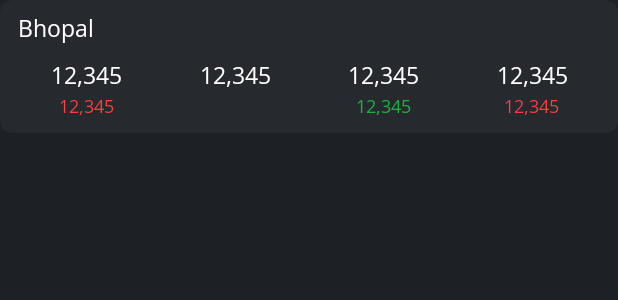
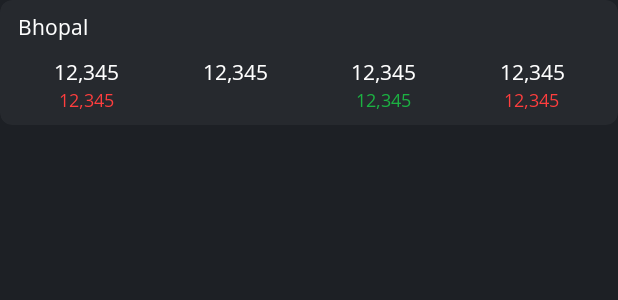
Before and after one commit to rahulpandey1501/Covid19-India-Tracker, an Android app: the layout item_combined_view.xml on its own in the app's theme, with its tools: preview values and no code run, on a phone screen of 412 x 824 dp. Shown: the top 300 px of the screen. Run offline under Robolectric (Android 15) with nearby library versions, the phone set to English and light mode, and no system bars; Roboto replaces fonts that are not available here.

Commit message:
font size

```diff
--- a/app/src/main/res/layout/fragment_essentials.xml
+++ b/app/src/main/res/layout/fragment_essentials.xml
@@ -15,7 +15,7 @@
             android:id="@+id/state_district_view"
             android:layout_width="match_parent"
             android:layout_height="wrap_content"
-            android:layout_marginBottom="20dp"
+            android:layout_marginBottom="16dp"
             android:orientation="horizontal">
 
             <androidx.cardview.widget.CardView
@@ -143,7 +143,7 @@
             android:id="@+id/recycler_view"
             android:layout_width="match_parent"
             android:layout_height="match_parent"
-            android:layout_marginTop="20dp"
+            android:layout_marginTop="16dp"
             android:clipToPadding="false"
             android:paddingBottom="16dp"
             app:layoutManager="androidx.recyclerview.widget.LinearLayoutManager" />
--- a/app/src/main/res/layout/item_combined_view.xml
+++ b/app/src/main/res/layout/item_combined_view.xml
@@ -27,11 +27,12 @@
                     android:layout_width="wrap_content"
                     android:layout_height="wrap_content"
                     android:layout_marginStart="4dp"
+                    android:ellipsize="end"
                     android:fontFamily="@font/open_sans"
                     android:gravity="center_horizontal"
+                    android:maxLines="1"
                     android:paddingBottom="10dp"
                     android:textColor="@color/text_primary"
-                    android:textSize="15sp"
                     app:fontFamily="@font/open_sans"
                     app:layout_constraintLeft_toLeftOf="parent"
                     app:layout_constraintTop_toTopOf="parent"
@@ -43,7 +44,6 @@
                     android:layout_height="wrap_content"
                     android:gravity="center"
                     android:textColor="@color/text_primary"
-                    android:textSize="15sp"
                     app:fontFamily="@font/roboto_medium"
                     app:layout_constraintLeft_toLeftOf="parent"
                     app:layout_constraintRight_toLeftOf="@+id/tv_active"
@@ -56,7 +56,6 @@
                     android:layout_height="wrap_content"
                     android:gravity="center"
                     android:textColor="@color/text_primary"
-                    android:textSize="15sp"
                     app:fontFamily="@font/roboto_medium"
                     app:layout_constraintLeft_toRightOf="@+id/tv_confirmed"
                     app:layout_constraintRight_toLeftOf="@+id/tv_recovered"
@@ -66,7 +65,7 @@
                 <androidx.appcompat.widget.AppCompatTextView
                     android:id="@+id/tv_confirmed_delta"
                     android:layout_width="wrap_content"
-                    android:layout_height="20dp"
+                    android:layout_height="wrap_content"
                     android:gravity="center"
                     android:textColor="@color/number_increase_color"
                     android:textSize="12sp"
@@ -82,7 +81,6 @@
                     android:layout_height="wrap_content"
                     android:gravity="center"
                     android:textColor="@color/text_primary"
-                    android:textSize="15sp"
                     app:fontFamily="@font/roboto_medium"
                     app:layout_constraintLeft_toRightOf="@+id/tv_active"
                     app:layout_constraintRight_toLeftOf="@+id/tv_death"
@@ -92,7 +90,7 @@
                 <androidx.appcompat.widget.AppCompatTextView
                     android:id="@+id/tv_recovered_delta"
                     android:layout_width="wrap_content"
-                    android:layout_height="20dp"
+                    android:layout_height="wrap_content"
                     android:gravity="center"
                     android:textColor="@color/background_recovered"
                     android:textSize="12sp"
@@ -108,7 +106,6 @@
                     android:layout_height="wrap_content"
                     android:gravity="center"
                     android:textColor="@color/text_primary"
-                    android:textSize="15sp"
                     app:fontFamily="@font/roboto_medium"
                     app:layout_constraintLeft_toRightOf="@+id/tv_recovered"
                     app:layout_constraintRight_toRightOf="parent"
@@ -118,7 +115,7 @@
                 <androidx.appcompat.widget.AppCompatTextView
                     android:id="@+id/tv_death_delta"
                     android:layout_width="wrap_content"
-                    android:layout_height="20dp"
+                    android:layout_height="wrap_content"
                     android:gravity="center"
                     android:textColor="@color/number_increase_color"
                     android:textSize="12sp"
--- a/app/src/main/res/layout/item_combined_view_district.xml
+++ b/app/src/main/res/layout/item_combined_view_district.xml
@@ -40,7 +40,6 @@
                     android:paddingTop="8dp"
                     android:paddingBottom="8dp"
                     android:textColor="@color/text_primary"
-                    android:textSize="14sp"
                     app:fontFamily="@font/open_sans"
                     app:layout_constraintLeft_toLeftOf="parent"
                     app:layout_constraintTop_toTopOf="parent"
@@ -71,7 +70,6 @@
                             android:layout_gravity="bottom"
                             android:gravity="center"
                             android:textColor="@color/text_primary"
-                            android:textSize="14sp"
                             app:fontFamily="@font/roboto_medium"
                             tools:text="12,345" />
 
@@ -102,7 +100,6 @@
                             android:layout_gravity="bottom"
                             android:gravity="center"
                             android:textColor="@color/text_primary"
-                            android:textSize="14sp"
                             app:fontFamily="@font/roboto_medium"
                             tools:text="12,345" />
 
@@ -122,7 +119,6 @@
                             android:layout_gravity="bottom"
                             android:gravity="center"
                             android:textColor="@color/text_primary"
-                            android:textSize="14sp"
                             app:fontFamily="@font/roboto_medium"
                             tools:text="12,345" />
 
@@ -153,7 +149,6 @@
                             android:layout_gravity="bottom"
                             android:gravity="center"
                             android:textColor="@color/text_primary"
-                            android:textSize="14sp"
                             app:fontFamily="@font/roboto_medium"
                             tools:text="123" />
 
--- a/app/src/main/res/layout/item_district_cases.xml
+++ b/app/src/main/res/layout/item_district_cases.xml
@@ -71,7 +71,6 @@
                         android:gravity="center"
                         android:paddingStart="4dp"
                         android:textColor="@color/number_increase_color"
-                        android:textSize="14sp"
                         app:fontFamily="@font/roboto_medium"
                         app:layout_constraintBottom_toBottomOf="parent"
                         app:layout_constraintRight_toRightOf="parent"
--- a/app/src/main/res/layout/view_header_combined.xml
+++ b/app/src/main/res/layout/view_header_combined.xml
@@ -25,7 +25,6 @@
                 android:gravity="center"
                 android:text="@string/affect"
                 android:textColor="@color/text_secondary"
-                android:textSize="14sp"
                 app:fontFamily="@font/roboto" />
 
             <ImageView
@@ -57,7 +56,6 @@
                 android:gravity="center"
                 android:text="@string/active"
                 android:textColor="@color/text_secondary"
-                android:textSize="14sp"
                 app:fontFamily="@font/roboto" />
 
             <ImageView
@@ -89,7 +87,6 @@
                 android:gravity="center"
                 android:text="@string/recover"
                 android:textColor="@color/text_secondary"
-                android:textSize="14sp"
                 app:fontFamily="@font/roboto" />
 
             <ImageView
@@ -121,7 +118,6 @@
                 android:gravity="center"
                 android:text="@string/deaths"
                 android:textColor="@color/text_secondary"
-                android:textSize="14sp"
                 app:fontFamily="@font/roboto" />
 
             <ImageView
--- a/app/src/main/res/layout/view_header_combined_district.xml
+++ b/app/src/main/res/layout/view_header_combined_district.xml
@@ -25,7 +25,6 @@
                 android:gravity="center"
                 android:text="@string/affect"
                 android:textColor="@color/text_secondary"
-                android:textSize="14sp"
                 app:fontFamily="@font/roboto" />
 
             <ImageView
@@ -57,7 +56,6 @@
                 android:gravity="center"
                 android:text="@string/active"
                 android:textColor="@color/text_secondary"
-                android:textSize="14sp"
                 app:fontFamily="@font/roboto" />
 
             <ImageView
@@ -89,7 +87,6 @@
                 android:gravity="center"
                 android:text="@string/recover"
                 android:textColor="@color/text_secondary"
-                android:textSize="14sp"
                 app:fontFamily="@font/roboto" />
 
             <ImageView
@@ -121,7 +118,6 @@
                 android:gravity="center"
                 android:text="@string/deaths"
                 android:textColor="@color/text_secondary"
-                android:textSize="14sp"
                 app:fontFamily="@font/roboto" />
 
             <ImageView
```
